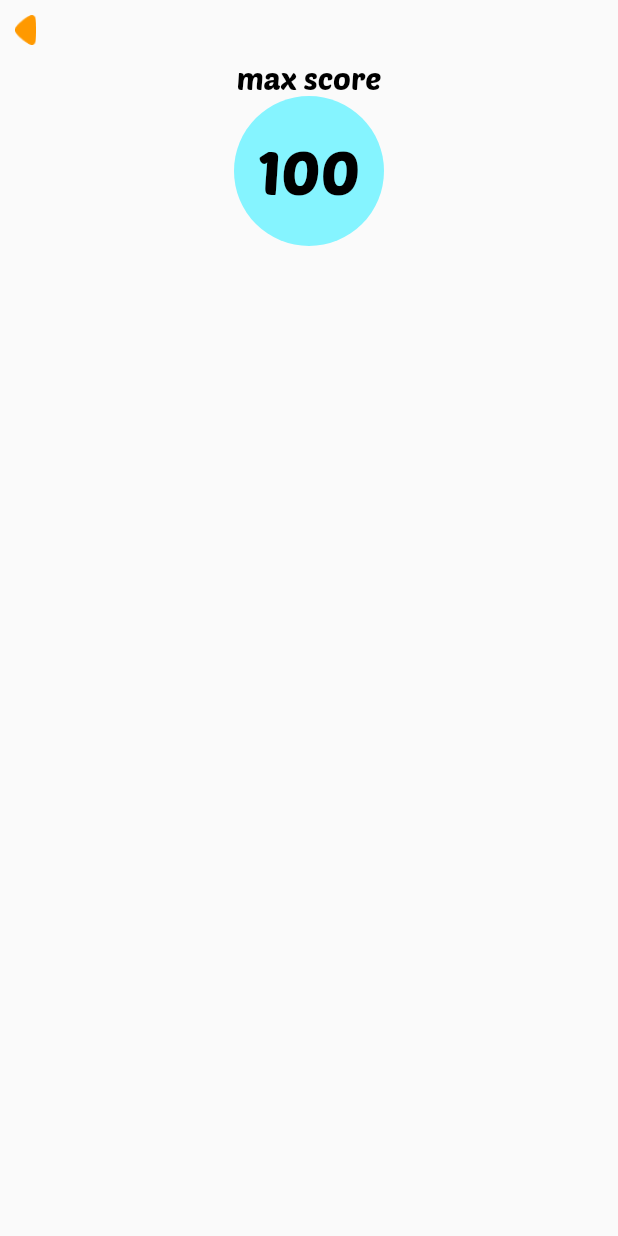
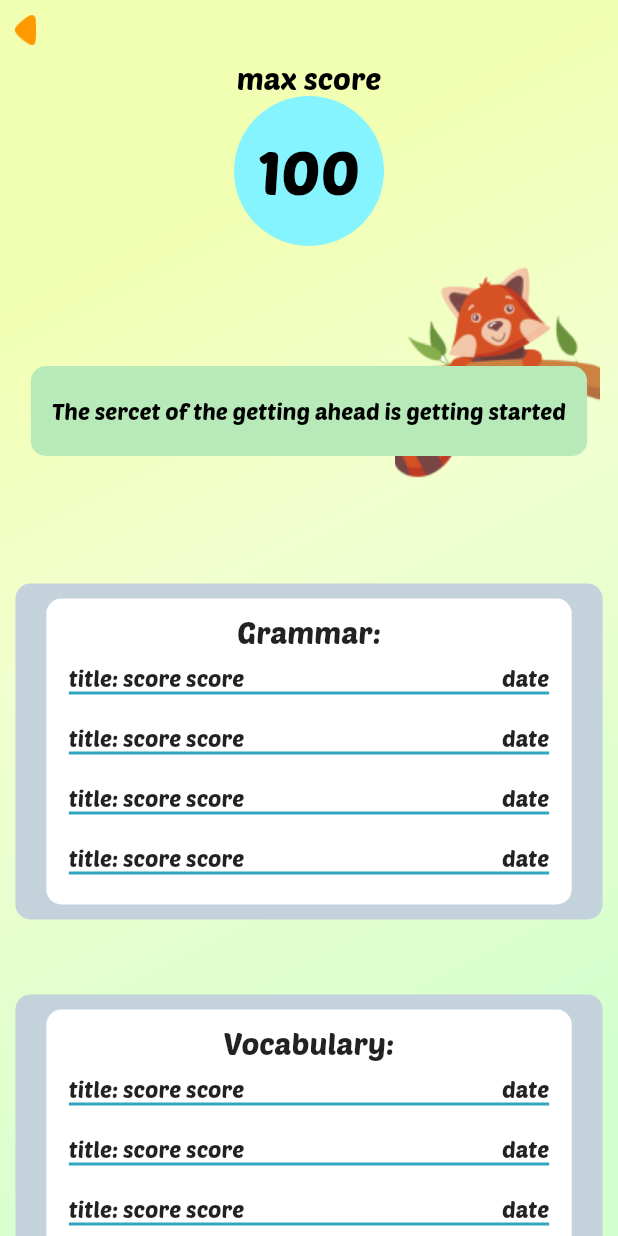
Before and after one commit to nguyenhoang292211/English-app, a Flutter app: the ScoreAllScreen screen opened directly, on a phone screen of 412 x 824 dp. Run offline on Flutter 3.47's test engine with Material 2 defaults, Android fonts, the phone set to English and light mode, and no system bars; our stand-ins replace card_swiper, cloud_firestore, firebase_auth, firebase_core, firebase_storage, flip_card and 5 more; missing offline and left inert: ndialog, word_search; accounts and stored records are empty; statements that could not run were skipped.

Commit message:
saves screen

```diff
--- a/lib/colors.dart
+++ b/lib/colors.dart
@@ -28,6 +28,7 @@ const kConfirmText = Color(0xFF04BF00);
 const kScoreScreen = Color(0xFF9EF16B);
 const kGreenFlashCard = Color(0xffAADB98);
 const kGreenLight = Color(0xffB7E9B9);
+const kBlueGray = Color(0xffC4D2DC);
 const kDefaultShadow = BoxShadow(
   offset: Offset(0, 15),
   blurRadius: 27,
@@ -39,3 +40,4 @@ const kYellowLight = Color(0xffE6DF63);
 const kGreenHightLight = Color(0xff67F0BE);
 const kGreenBold = Color(0xff29CD67);
 const kBlue = Color(0xff85F4FF);
+const kBlueLine = Color(0xff2FA6C2);
--- a/lib/screens/score/ScoreAllScreen.dart
+++ b/lib/screens/score/ScoreAllScreen.dart
@@ -1,6 +1,9 @@
 import 'package:flutter/material.dart';
 import 'package:get/get.dart';
+import 'package:vocabulary_learning/screens/score/components/content_component.dart';
+import 'package:vocabulary_learning/screens/score/components/grammar_score.dart';
 import 'package:vocabulary_learning/screens/score/components/max-score.dart';
+import 'package:vocabulary_learning/screens/score/components/vocalulary_score_all.dart';
 
 class ScoreAllScreen extends StatefulWidget {
   const ScoreAllScreen({Key? key}) : super(key: key);
@@ -13,7 +16,18 @@ class _ScoreScreenState extends State<ScoreAllScreen> {
   @override
   Widget build(BuildContext context) {
     return Scaffold(
-      body: ListView(
+      body: Container(
+        decoration: const BoxDecoration(
+            gradient: LinearGradient(
+                colors: [
+                  Color.fromARGB(255, 241, 255, 179),
+                  Color.fromARGB(255, 242, 255, 207),
+                  Color.fromARGB(255, 210, 255, 206),
+                ],
+                begin: Alignment.topLeft,
+                end: Alignment.bottomRight,
+                stops: [0.2, 0.45, 0.9])),
+        child: ListView(
           children: [
             InkWell(
                 onTap: () {
@@ -31,8 +45,21 @@ class _ScoreScreenState extends State<ScoreAllScreen> {
                     ],
                   ),
                 )),
-          const MaxScoreComponent(maxScrore: "100")
+            const MaxScoreComponent(maxScrore: "100"),
+            ContentComponent(),
+            SizedBox(
+              height: 50,
+            ),
+            GrammarScoreAll(),
+            SizedBox(
+              height: 50,
+            ),
+            VocabularyScoreAll(),
+            SizedBox(
+              height: 50,
+            )
           ],
+        ),
       ),
     );
   }
--- a/lib/screens/score/components/content_component.dart
+++ b/lib/screens/score/components/content_component.dart
@@ -1,21 +1,46 @@
 import 'package:flutter/material.dart';
+import 'package:vocabulary_learning/colors.dart';
+import 'package:vocabulary_learning/constants/font.dart';
 
 class ContentComponent extends StatelessWidget {
   const ContentComponent({Key? key}) : super(key: key);
 
   @override
   Widget build(BuildContext context) {
-    //final size =
+    final size = MediaQuery.of(context).size;
     return Stack(
-      alignment: Alignment.center,
       children: [
-        Image(
-          image: AssetImage("asset/images/fox_tree.png"),
-          height: 50,
+        Container(
+          height: 175,
+          width: size.width,
         ),
-        Container(
-            // height: ,
-            )
+        Positioned(
+          right: 0,
+          top: 0,
+          bottom: 0,
+          child: Image(
+            image: AssetImage("asset/images/fox_tree.png"),
+            height: 175,
+          ),
+        ),
+        Positioned(
+          left: size.width * 0.05,
+          top: 80,
+          child: Container(
+              height: 60,
+              width: size.width * 0.9,
+              alignment: Alignment.center,
+              decoration: BoxDecoration(
+                  color: kGreenLight, borderRadius: BorderRadius.circular(10)),
+              child: Text(
+                "The sercet of the getting ahead is getting started",
+                style: TextStyle(
+                  fontFamily: kPoetsenOne,
+                  fontSize: 15,
+                  color: Colors.black,
+                ),
+              )),
+        )
       ],
     );
   }
--- /dev/null
+++ b/lib/screens/score/components/grammar_score.dart
@@ -0,0 +1,44 @@
+import 'package:flutter/material.dart';
+import 'package:vocabulary_learning/colors.dart';
+import 'package:vocabulary_learning/constants/font.dart';
+import 'package:vocabulary_learning/screens/score/components/score_component.dart';
+
+class GrammarScoreAll extends StatelessWidget {
+  const GrammarScoreAll({Key? key}) : super(key: key);
+
+  @override
+  Widget build(BuildContext context) {
+    final size = MediaQuery.of(context).size;
+
+    return Center(
+      child: Container(
+        padding: EdgeInsets.all(10),
+        width: size.width * 0.95,
+        alignment: Alignment.center,
+        decoration: BoxDecoration(
+            color: kBlueGray, borderRadius: BorderRadius.circular(10)),
+        child: Container(
+          padding: EdgeInsets.all(10),
+          width: size.width * 0.85,
+          alignment: Alignment.center,
+          decoration: BoxDecoration(
+              color: Colors.white, borderRadius: BorderRadius.circular(10)),
+          child: Column(children: [
+            Text(
+              'Grammar:',
+              style: TextStyle(fontSize: 20, fontFamily: kPoetsenOne),
+            ),
+            ScoreComponent(
+                onPress: () {}, title: "title", score: "score", date: "date"),
+            ScoreComponent(
+                onPress: () {}, title: "title", score: "score", date: "date"),
+            ScoreComponent(
+                onPress: () {}, title: "title", score: "score", date: "date"),
+            ScoreComponent(
+                onPress: () {}, title: "title", score: "score", date: "date")
+          ]),
+        ),
+      ),
+    );
+  }
+}
--- /dev/null
+++ b/lib/screens/score/components/score_component.dart
@@ -0,0 +1,49 @@
+import 'package:flutter/material.dart';
+import 'package:vocabulary_learning/colors.dart';
+import 'package:vocabulary_learning/constants/font.dart';
+
+class ScoreComponent extends StatelessWidget {
+  const ScoreComponent(
+      {Key? key,
+      required this.onPress,
+      required this.title,
+      required this.score,
+      required this.date})
+      : super(key: key);
+  final VoidCallback onPress;
+  final String title;
+  final String score;
+  final String date;
+  @override
+  Widget build(BuildContext context) {
+    final size = MediaQuery.of(context).size;
+
+    return Padding(
+      padding: const EdgeInsets.symmetric(vertical: 10, horizontal: 5),
+      child: InkWell(
+        onTap: onPress,
+        child: Column(
+          children: [
+            Row(
+              mainAxisAlignment: MainAxisAlignment.spaceBetween,
+              crossAxisAlignment: CrossAxisAlignment.center,
+              children: [
+                Text(
+                  "$title: $score score",
+                  style: TextStyle(fontFamily: kPoetsenOne, fontSize: 15),
+                ),
+                Text("${date}",
+                    style: TextStyle(fontFamily: kPoetsenOne, fontSize: 15))
+              ],
+            ),
+            Container(
+              height: 2,
+              width: size.width * 0.8,
+              decoration: BoxDecoration(color: kBlueLine),
+            )
+          ],
+        ),
+      ),
+    );
+  }
+}
--- /dev/null
+++ b/lib/screens/score/components/vocalulary_score_all.dart
@@ -0,0 +1,91 @@
+import 'package:flutter/material.dart';
+import 'package:vocabulary_learning/colors.dart';
+import 'package:vocabulary_learning/constants/font.dart';
+import 'package:vocabulary_learning/screens/score/components/score_component.dart';
+
+class VocabularyScoreAll extends StatelessWidget {
+  const VocabularyScoreAll({Key? key}) : super(key: key);
+
+  @override
+  Widget build(BuildContext context) {
+    final size = MediaQuery.of(context).size;
+
+    return Stack(
+      children: [
+        Center(
+          child: Container(
+            padding: EdgeInsets.all(10),
+            width: size.width * 0.95,
+            alignment: Alignment.center,
+            decoration: BoxDecoration(
+                color: kBlueGray, borderRadius: BorderRadius.circular(10)),
+            child: Container(
+              padding: EdgeInsets.all(10),
+              width: size.width * 0.85,
+              alignment: Alignment.center,
+              decoration: BoxDecoration(
+                  color: Colors.white, borderRadius: BorderRadius.circular(10)),
+              child: Column(children: [
+                Text(
+                  'Vocabulary:',
+                  style: TextStyle(fontSize: 20, fontFamily: kPoetsenOne),
+                ),
+                ScoreComponent(
+                    onPress: () {},
+                    title: "title",
+                    score: "score",
+                    date: "date"),
+                ScoreComponent(
+                    onPress: () {},
+                    title: "title",
+                    score: "score",
+                    date: "date"),
+                ScoreComponent(
+                    onPress: () {},
+                    title: "title",
+                    score: "score",
+                    date: "date"),
+                ScoreComponent(
+                    onPress: () {},
+                    title: "title",
+                    score: "score",
+                    date: "date"),
+                ScoreComponent(
+                    onPress: () {},
+                    title: "title",
+                    score: "score",
+                    date: "date"),
+                ScoreComponent(
+                    onPress: () {},
+                    title: "title",
+                    score: "score",
+                    date: "date"),
+                ScoreComponent(
+                    onPress: () {},
+                    title: "title",
+                    score: "score",
+                    date: "date"),
+                ScoreComponent(
+                    onPress: () {},
+                    title: "title",
+                    score: "score",
+                    date: "date"),
+                SizedBox(
+                  height: 180,
+                )
+              ]),
+            ),
+          ),
+        ),
+        Positioned(
+          right: 0,
+          bottom: 0,
+          child: Image(
+            image: AssetImage("asset/images/tree2.png"),
+            height: 175,
+          ),
+        ),
+      ],
+    );
+  }
+}
```
Also changed, not shown: asset/images/tick.png (added), lib/screens/score/detail/grammars/grammar_detail_score.dart (added). Lines whose indentation alone changed are shown as unchanged.
